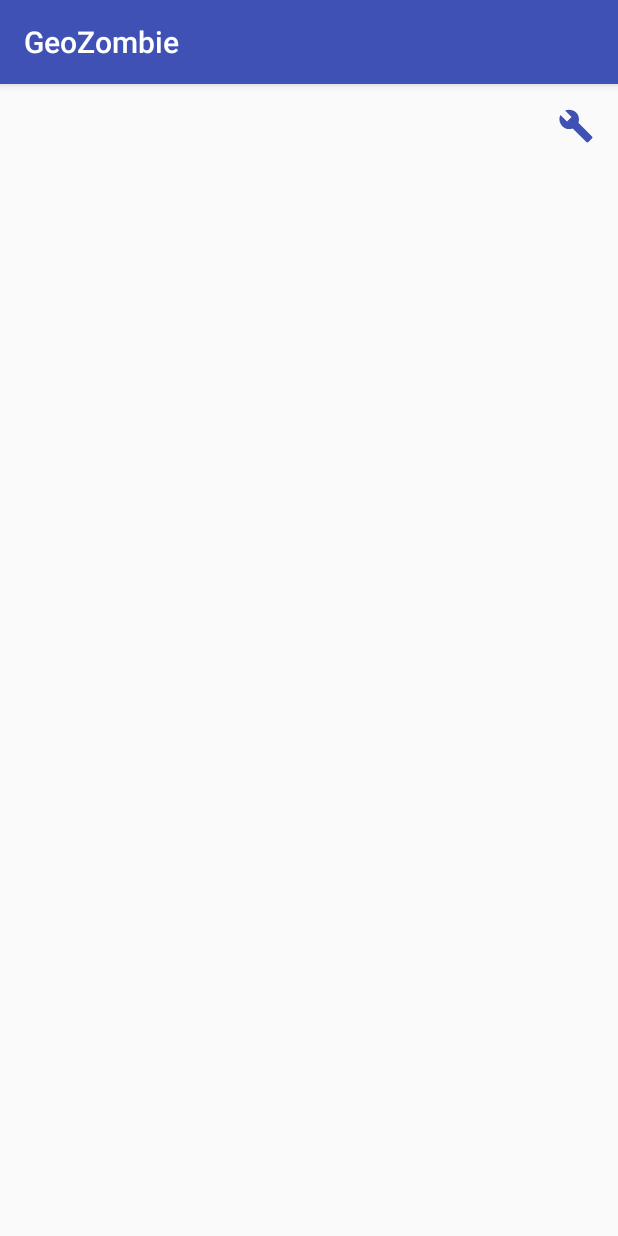
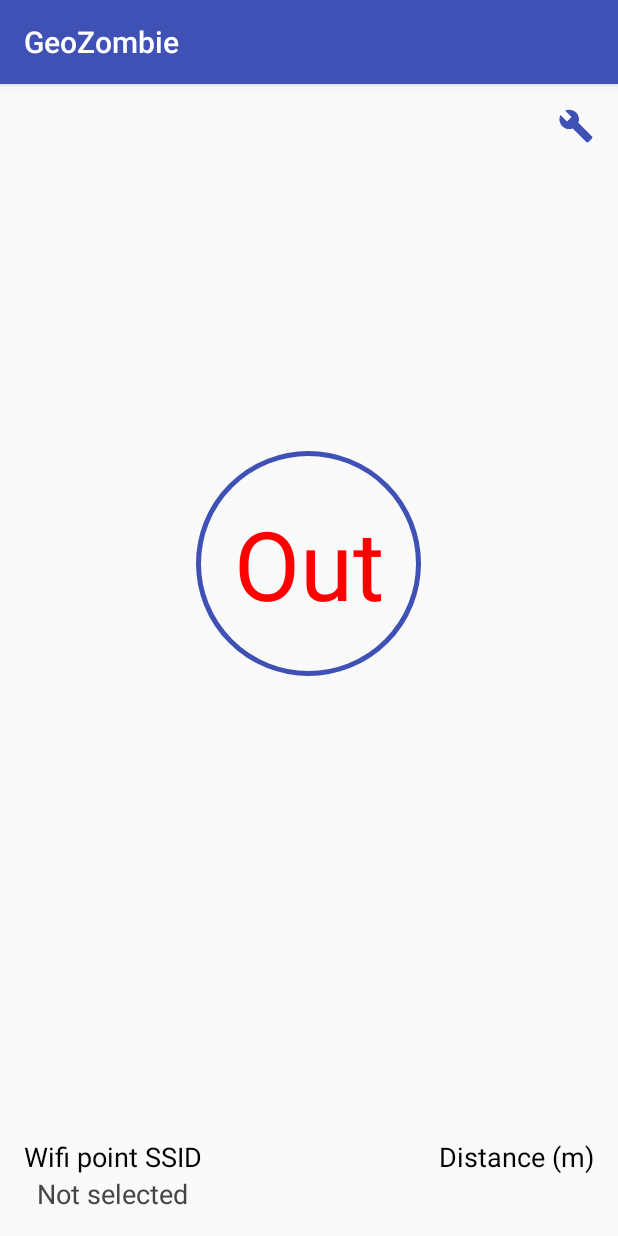
Before and after one commit to bboybboy/GeoZombie, an Android app: the screen it shows after launch (MainActivity), on a phone screen of 412 x 824 dp. Run offline under Robolectric (Android 15) with nearby library versions, the phone set to English and light mode, and no system bars; our stand-ins replace EventBus.

Commit message:
Update main screen UI

```diff
--- a/app/src/main/java/geozombie/bboybboy/com/geozombie/MainActivity.java
+++ b/app/src/main/java/geozombie/bboybboy/com/geozombie/MainActivity.java
@@ -3,24 +3,90 @@ package geozombie.bboybboy.com.geozombie;
 import android.content.Intent;
 import android.graphics.Color;
 import android.os.Bundle;
+import android.support.v4.content.ContextCompat;
 import android.view.View;
-import android.widget.ImageView;
-import android.widget.Toast;
+import android.widget.TextView;
 
 import geozombie.bboybboy.com.geozombie.controller.WifiController;
 import geozombie.bboybboy.com.geozombie.settings.SettingsActivity;
+import geozombie.bboybboy.com.geozombie.utils.SharedPrefsUtils;
 
 public class MainActivity extends PermissionActivity {
     private WifiController wifiController;
+    private TextView statusText;
+    private TextView statusWifi;
 
     @Override
     protected void onCreate(Bundle savedInstanceState) {
         super.onCreate(savedInstanceState);
         setContentView(R.layout.activity_main);
         initUI();
+
+    }
+
+    @Override
+    protected void onResume() {
+        super.onResume();
+        updateUi();
+        initWifi();
+    }
+
+    @Override
+    protected void onStop() {
+        super.onStop();
+        wifiController.release();
+        wifiController=null;
+    }
+
+    private  void updateUi(){
+        statusText.setText(R.string.out);
+        statusText.setTextColor(Color.RED);
+        statusWifi.setTextColor(Color.DKGRAY);
+        String wifiName = SharedPrefsUtils.getWifiSSID(this);
+        if (wifiName == null) {
+            wifiName = getString(R.string.wifi_not_selected);
+        }
+        statusWifi.setText(wifiName);
+    }
+
+    private void initWifi() {
+
+        wifiController = new WifiController(this, new WifiController.onWifiActionListener() {
+            @Override
+            public void onStatusChange(boolean isFindWifi) {
+                updateStatusText(isFindWifi);
+                updateWifiStatus(isFindWifi);
+            }
+
+            @Override
+            public void onWifiSelected(String wifiSSID) {
+
+            }
+        });
+    }
+
+    private void updateWifiStatus(boolean isFindWifi) {
+        if (isFindWifi) {
+            statusWifi.setTextColor(ContextCompat.getColor(this, R.color.green));
+        } else {
+            statusWifi.setTextColor(Color.DKGRAY);
+        }
+    }
+
+    private void updateStatusText(boolean isZone) {
+        if (isZone) {
+            statusText.setText(R.string.in);
+            statusText.setTextColor(ContextCompat.getColor(this, R.color.green));
+        } else {
+            statusText.setText(R.string.out);
+            statusText.setTextColor(Color.RED);
+        }
     }
 
     private void initUI() {
+        statusText = (TextView) findViewById(R.id.status_text);
+        statusWifi = (TextView) findViewById(R.id.wifi_status);
+
         findViewById(R.id.settings).setOnClickListener(new View.OnClickListener() {
             @Override
             public void onClick(View view) {
--- a/app/src/main/java/geozombie/bboybboy/com/geozombie/controller/WifiController.java
+++ b/app/src/main/java/geozombie/bboybboy/com/geozombie/controller/WifiController.java
@@ -26,6 +26,7 @@ import java.util.List;
 
 import geozombie.bboybboy.com.geozombie.R;
 import geozombie.bboybboy.com.geozombie.eventbus.Events;
+import geozombie.bboybboy.com.geozombie.utils.SharedPrefsUtils;
 import geozombie.bboybboy.com.geozombie.utils.Utils;
 
 public class WifiController {
@@ -45,7 +46,7 @@ public class WifiController {
     private onWifiActionListener onWifiActionListener;
     private List<ScanResult> wifiAvailableList;
     private boolean isNeedShowWifiDialog;
-    private  ProgressDialog progressDialog;
+    private ProgressDialog progressDialog;
 
     public WifiController(Context context, onWifiActionListener onWifiActionListener) {
         this.context = context;
@@ -83,9 +84,7 @@ public class WifiController {
     private void init() {
         isFindWifi = false;
         wifiAvailableList = new ArrayList<>();
-//        wifiSSID = SharedPrefsUtils.getWifiSSID(context);
-        //TODO remove after test
-        wifiSSID = "litslink 5";
+        wifiSSID = SharedPrefsUtils.getWifiSSID(context);
         Log.d(TAG, "init: ");
         IntentFilter filter = new IntentFilter();
         filter.addAction(WifiManager.SCAN_RESULTS_AVAILABLE_ACTION);
@@ -118,9 +117,9 @@ public class WifiController {
     private Runnable dismissProgressTask = new Runnable() {
         @Override
         public void run() {
-            isNeedShowWifiDialog=false;
+            isNeedShowWifiDialog = false;
             dismissProgress();
-            Toast.makeText(context,R.string.choose_wifi_dialog_alert,Toast.LENGTH_LONG).show();
+            Toast.makeText(context, R.string.choose_wifi_dialog_alert, Toast.LENGTH_LONG).show();
         }
     };
 
@@ -222,7 +221,7 @@ public class WifiController {
             public void run() {
 
             }
-        },PROGRESS_INTERVAL);
+        }, PROGRESS_INTERVAL);
     }
 
     private void dismissProgress() {
--- /dev/null
+++ b/app/src/main/res/drawable/circle_background.xml
@@ -0,0 +1,7 @@
+<?xml version="1.0" encoding="utf-8"?>
+<shape xmlns:android="http://schemas.android.com/apk/res/android"
+       android:shape="oval">
+    <stroke
+        android:width="3dp"
+        android:color="@color/colorPrimary"/>
+</shape>
--- a/app/src/main/res/layout/activity_main.xml
+++ b/app/src/main/res/layout/activity_main.xml
@@ -14,8 +14,58 @@
         android:id="@+id/settings"
         android:layout_width="wrap_content"
         android:layout_height="wrap_content"
+        android:layout_gravity="right|top"
         android:src="@drawable/ic_build_black_24dp"
-        android:tint="@color/colorPrimary"
-        android:layout_gravity="right|top"/>
+        android:tint="@color/colorPrimary"/>
+
+    <FrameLayout
+        android:layout_width="150dp"
+        android:layout_height="150dp"
+        android:layout_gravity="center"
+        android:layout_marginBottom="64dp"
+        android:background="@drawable/circle_background"></FrameLayout>
+
+    <TextView
+        android:id="@+id/status_text"
+        android:layout_width="wrap_content"
+        android:layout_height="wrap_content"
+        android:layout_gravity="center"
+        android:layout_marginBottom="64dp"
+        android:text="@string/out"
+        android:textColor="@android:color/holo_red_light"
+        android:textSize="64dp"/>
+
+    <LinearLayout
+        android:layout_width="wrap_content"
+        android:layout_height="wrap_content"
+        android:layout_gravity="bottom"
+        android:orientation="vertical">
+
+        <TextView
+            style="@style/MainTextStatus"
+            android:text="@string/wifi_point"/>
+
+        <TextView
+            android:id="@+id/wifi_status"
+            style="@style/MainTextStatus"
+            android:textColor="@android:color/darker_gray"
+            />
+    </LinearLayout>
+
+    <LinearLayout
+        android:layout_width="wrap_content"
+        android:layout_height="wrap_content"
+        android:layout_gravity="end|bottom"
+        android:orientation="vertical">
+
+        <TextView
+            style="@style/MainTextStatus"
+            android:text="@string/distance"/>
+
+        <TextView
+            android:id="@+id/distance_status"
+            style="@style/MainTextStatus"
+            />
+    </LinearLayout>
 
 </FrameLayout>
--- a/app/src/main/res/values/colors.xml
+++ b/app/src/main/res/values/colors.xml
@@ -3,6 +3,7 @@
     <color name="colorPrimary">#3F51B5</color>
     <color name="colorPrimaryDark">#303F9F</color>
     <color name="colorAccent">#FF4081</color>
+    <color name="green">#0a7013</color>
 
     <color name="red_transparent">#50ff0000</color>
 </resources>
--- a/app/src/main/res/values/strings.xml
+++ b/app/src/main/res/values/strings.xml
@@ -1,5 +1,12 @@
 <resources>
     <string name="app_name">GeoZombie</string>
+
+    <!--Main screen-->
+    <string name="in">In</string>
+    <string name="out">Out</string>
+    <string name="wifi_point">Wifi point SSID</string>
+    <string name="distance">Distance (m)</string>
+    <string name="wifi_not_selected">Not selected</string>
 
     <!--Settings screen-->
     <string name="radius">Radius(m)</string>
--- a/app/src/main/res/values/styles.xml
+++ b/app/src/main/res/values/styles.xml
@@ -15,4 +15,13 @@
         <item name="android:paddingTop">8dp</item>
     </style>
 
+    <style name="MainTextStatus" >
+        <item name="android:layout_width">wrap_content</item>
+        <item name="android:layout_height">wrap_content</item>
+        <item name="android:layout_gravity">center</item>
+        <item name="android:textSize">18dp</item>
+        <item name="android:textColor">@android:color/black</item>
+
+
+    </style>
 </resources>
```
Lines whose indentation alone changed are shown as unchanged.
